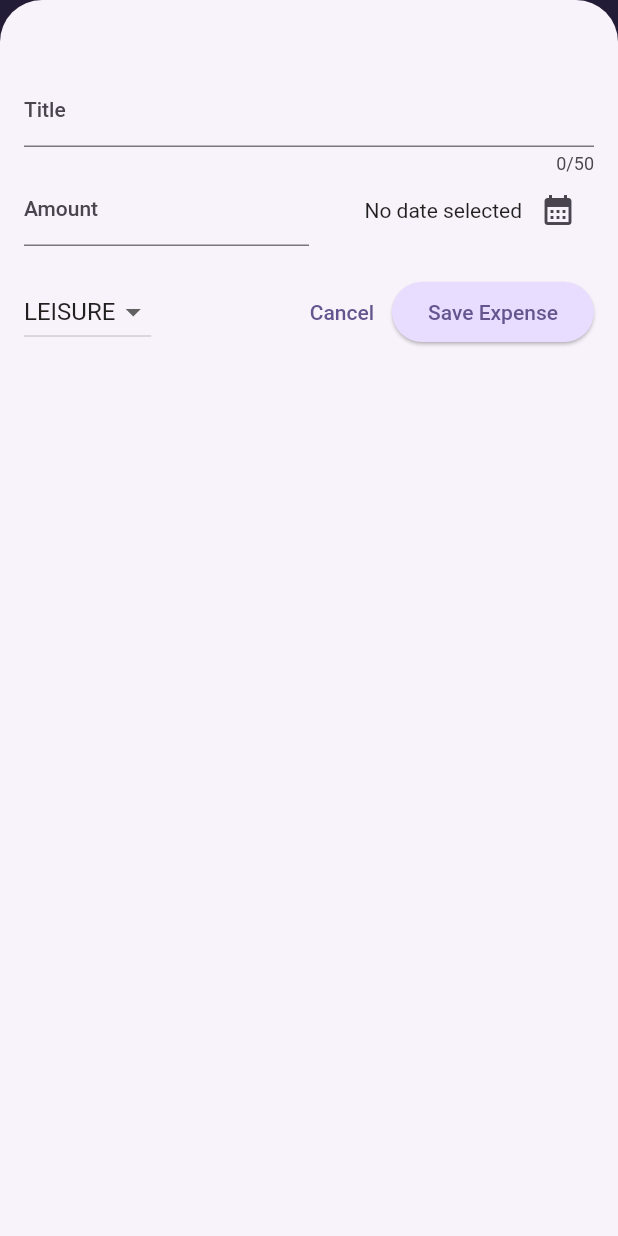
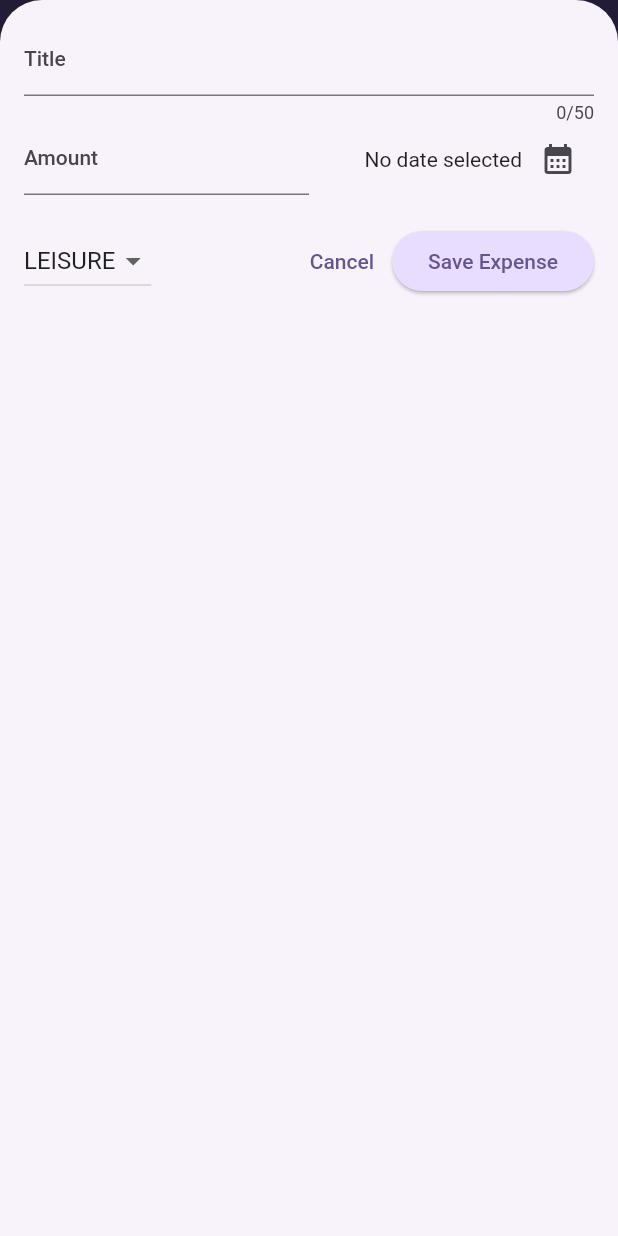
Before and after one commit to Jahnavi315/Expense-Tracker, a Flutter app: the screen it shows after launch, after a tap on the "add" icon, on a phone screen of 412 x 824 dp. Run offline on Flutter 3.47's test engine with Material 2 defaults, Android fonts, the phone set to English and light mode, and no system bars.

Commit message:
responsiveness updated

```diff
--- a/lib/main.dart
+++ b/lib/main.dart
@@ -1,5 +1,6 @@
+import 'package:flutter/material.dart';
+//import 'package:flutter/services.dart';
 import 'package:expense_tracker/widgets/expenses.dart';
-import 'package:flutter/material.dart';
 
 var kcolorScheme = ColorScheme.fromSeed(
   seedColor: const Color.fromARGB(255, 96, 59, 180)
@@ -10,7 +11,13 @@ var kDarkColorScheme = ColorScheme.fromSeed(
 );
 //k is used as prefix of variable names to indicate global scope, mostly used for theme variables
 void main(){
-  runApp(
+
+  /*WidgetsFlutterBinding.ensureInitialized();//to ensure app runs as desired here
+  SystemChrome.setPreferredOrientations( [
+    DeviceOrientation.portraitUp,
+  ]).then((value) {//it returns future object so after locking orientation we need to start our app
+    */
+    runApp(
     MaterialApp(
       darkTheme: ThemeData.dark().copyWith(
         useMaterial3: true,
@@ -56,4 +63,6 @@ void main(){
       home: const Expenses(),
     )
   );
+  /*}
+  );*/
 }
--- a/lib/widgets/expenses.dart
+++ b/lib/widgets/expenses.dart
@@ -66,13 +66,17 @@ class _ExpensesState extends State<Expenses>{
 
   void _openAddExpenseOverlay(){
     showModalBottomSheet(
-      isScrollControlled: true,
+      isScrollControlled: true,// for full screen view??
+      useSafeArea: true,
+      constraints: const BoxConstraints(minWidth : 0 , maxWidth: double.infinity),
       context: context, //this context is context of parent widget
       builder: (cxt) =>NewExpense(onAddExpense: _addExpense)//cxt=this is going to be passed by flutter automatically and its the context of showModalBottomSheet
     );
   }
   @override
   Widget build(BuildContext context) {
+    final width = MediaQuery.of(context).size.width;
+    final height = MediaQuery.of(context).size.height;
     Widget _mainContent = const Center(
     child:
      Text(
@@ -87,6 +91,7 @@ class _ExpensesState extends State<Expenses>{
     }
     return Scaffold(
       //backgroundColor: Colors.amber,
+      resizeToAvoidBottomInset: false,
       appBar: AppBar(
         title: const Text('Flutter Expense Tracker'),
         actions: [
@@ -96,7 +101,7 @@ class _ExpensesState extends State<Expenses>{
           )
         ]
       ),
-      body: Column(
+      body: height>width ? Column(
         mainAxisSize: MainAxisSize.min,
         children: [
           Chart(expenses: _registeredExpenses),
@@ -104,7 +109,16 @@ class _ExpensesState extends State<Expenses>{
             child: _mainContent
           ),
         ]
-      ),
+      ):Row(
+        children: [
+          Expanded(
+            child: Chart(expenses: _registeredExpenses),
+          ),
+          Expanded(//using expanded resolves this
+            child: _mainContent
+          ),
+        ],
+      )
     );
   }
 }
--- a/lib/widgets/new_expense.dart
+++ b/lib/widgets/new_expense.dart
@@ -1,3 +1,5 @@
+import 'dart:io';
+import 'package:flutter/cupertino.dart';
 import 'package:flutter/material.dart';
 import 'package:expense_tracker/models/expense.dart';
 
@@ -49,11 +51,24 @@ class _NewExpenseState extends State<NewExpense>{
     });
   }
 
-  void _submitExpenseData(){
-    final amount = double.tryParse(_amountController.text);//returns a double or null
-    final amountIsInvalid = amount==null || amount<=0;
-    //trim() trims off extra white spaces
-    if(_titleController.text.trim().isEmpty || amountIsInvalid || _selectedDate == null){
+  void _showDialog(){
+    if(Platform.isIOS){
+      showCupertinoDialog(
+        context: context,
+        builder: (ctx)=> CupertinoAlertDialog(
+          title: const Text('Invalid input'),
+          content: const Text('Please make sure a valid title, amount, date and category was entered!'),
+          actions: [
+            TextButton(
+              onPressed: (){
+                Navigator.pop(ctx);
+              },
+              child: const Text('Okay')
+            ),
+          ],
+        ),
+      );
+    }else{
       showDialog(
         context: context,
         builder: (ctx)=> AlertDialog(
@@ -70,6 +85,15 @@ class _NewExpenseState extends State<NewExpense>{
         ),
         //ctx will be provided by flutter automatically when this builder block gets executed
       );
+    }
+
+  }
+  void _submitExpenseData(){
+    final amount = double.tryParse(_amountController.text);//returns a double or null
+    final amountIsInvalid = amount==null || amount<=0;
+    //trim() trims off extra white spaces
+    if(_titleController.text.trim().isEmpty || amountIsInvalid || _selectedDate == null){
+      _showDialog();
       return;
     }
     widget.onAddExpense(
@@ -85,10 +109,46 @@ class _NewExpenseState extends State<NewExpense>{
 
   @override
   Widget build(BuildContext context) {
-    return Padding(
-      padding: const EdgeInsets.fromLTRB(16,50,16,16),
+    final keyBoardSpace = MediaQuery.of(context).viewInsets.bottom;//where system UI obscurts app UI, mostly keyboard
+    return  LayoutBuilder(builder: (cxt,constraints){
+      final width = constraints.maxWidth;//width of parent widget
+    return SizedBox(
+      height: double.infinity,
+      child: SingleChildScrollView(
+        child: Padding(
+              padding: EdgeInsets.fromLTRB(16,16,16,keyBoardSpace + 16),
               child: Column(
                 children: [
+                  if(width>600)
+                  Row(
+                    crossAxisAlignment: CrossAxisAlignment.start,
+                    children: [
+                      Expanded(
+                        child: TextField(
+                          controller: _titleController,
+                          //onChanged: _saveTitleInput,
+                          maxLength: 50,
+                          //showCursor: true ?,
+                          //keyboardType: TextInputType.text, //=>default
+                          decoration: const InputDecoration(
+                            label: Text('Title')
+                          ),
+                        ),
+                      ),
+                      const SizedBox(width: 15),
+                      Expanded(
+                        child: TextField(
+                          controller: _amountController,
+                          keyboardType : TextInputType.number,
+                          decoration: const InputDecoration(
+                            prefix: Text('\$'),
+                            label:Text('Amount'),
+                          ),
+                        ),
+                      ),
+                    ]
+                  )
+                  else
                   TextField(
                     controller: _titleController,
                     //onChanged: _saveTitleInput,
@@ -99,6 +159,37 @@ class _NewExpenseState extends State<NewExpense>{
                       label: Text('Title')
                     ),
                   ),
+                  if(width>600)
+                  Row(
+                    children: [
+                      DropdownButton(
+                        value: _selectedCategory,//default that is shown
+                        items: Category.values.map(
+                          (category) => DropdownMenuItem(
+                            value: category,
+                            child: Text(category.name.toUpperCase())
+                          )
+                        ).toList(),
+                        onChanged: (value){
+                          _selectCategory(value);
+                        }
+                      ),
+                      Expanded(
+                        child: Row(
+                          mainAxisAlignment: MainAxisAlignment.end,
+                          crossAxisAlignment: CrossAxisAlignment.center,//default anyways
+                          children: [
+                            Text((_selectedDate == null)?'No date selected':formatter.format(_selectedDate!)),
+                            //! makes sure that its never null
+                            IconButton(
+                              onPressed: _datePicker,
+                              icon: const Icon(Icons.calendar_month),
+                            )
+                          ],
+                        ),
+                      )
+                    ],)
+                  else
                   Row(
                     children: [
                       Expanded(
@@ -128,6 +219,23 @@ class _NewExpenseState extends State<NewExpense>{
                     ],
                   ),
                   const SizedBox(height: 20),
+                  if(width>600)
+                  Row(
+                    children: [
+                      const Spacer(),
+                      TextButton(
+                        onPressed: (){
+                          Navigator.pop(context);//to exit from the modal sheet when cancel is clicked
+                        },
+                        child: const Text('Cancel')
+                      ),
+                      ElevatedButton(
+                        onPressed: _submitExpenseData,
+                        child: const Text('Save Expense')
+                      )
+                    ],
+                  )
+                  else
                   Row(
                     children: [
                       DropdownButton(
@@ -157,6 +265,10 @@ class _NewExpenseState extends State<NewExpense>{
                   )
                 ],
               ),
+        ),
+      ),
     );
+    });
+
   }
 }
```
Lines whose indentation alone changed are shown as unchanged.
